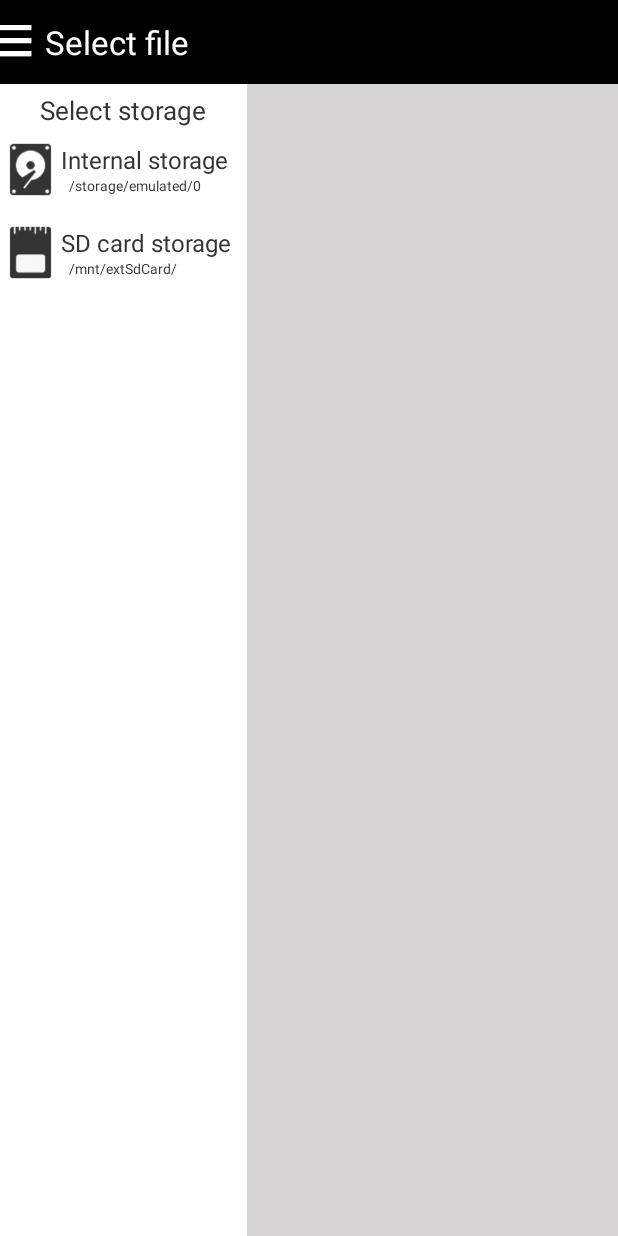
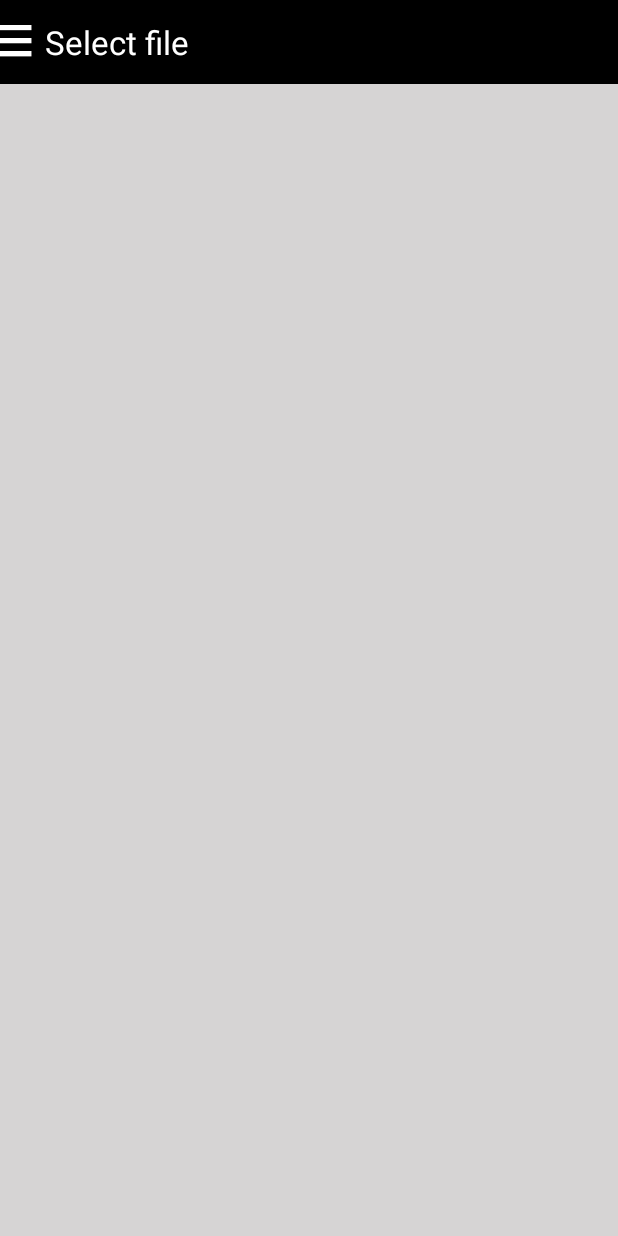
Before and after one commit to VasilisPallas/SimpleFileDialog, an Android app: the layout activity_file_dialog.xml on its own in the app's theme, with its tools: preview values and no code run, on a phone screen of 412 x 824 dp. Run offline under Robolectric (Android 15) with nearby library versions, the phone set to English and light mode, and no system bars.

Commit message:
fixed some bugs

```diff
--- a/app/src/main/res/layout/activity_file_dialog.xml
+++ b/app/src/main/res/layout/activity_file_dialog.xml
@@ -51,7 +51,7 @@
         android:layout_below="@+id/custom_action_bar"
         android:background="#FFFFFF"
         android:orientation="vertical"
-        >
+        android:visibility="gone">
 
         <TextView
             android:layout_width="wrap_content"
```
